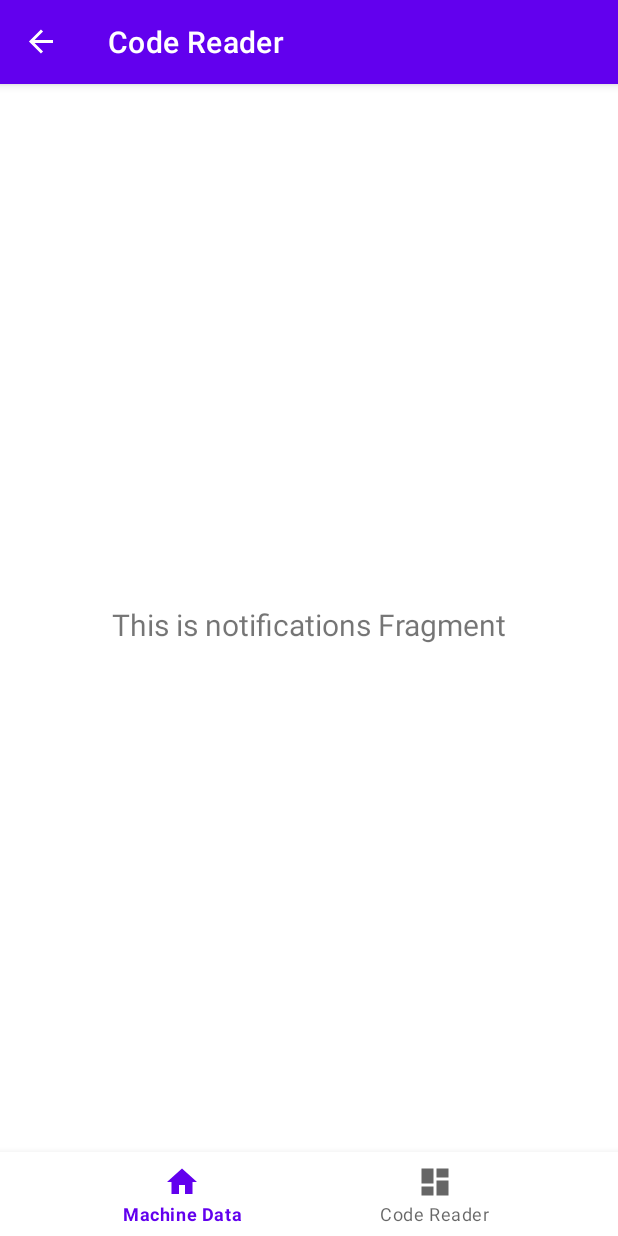
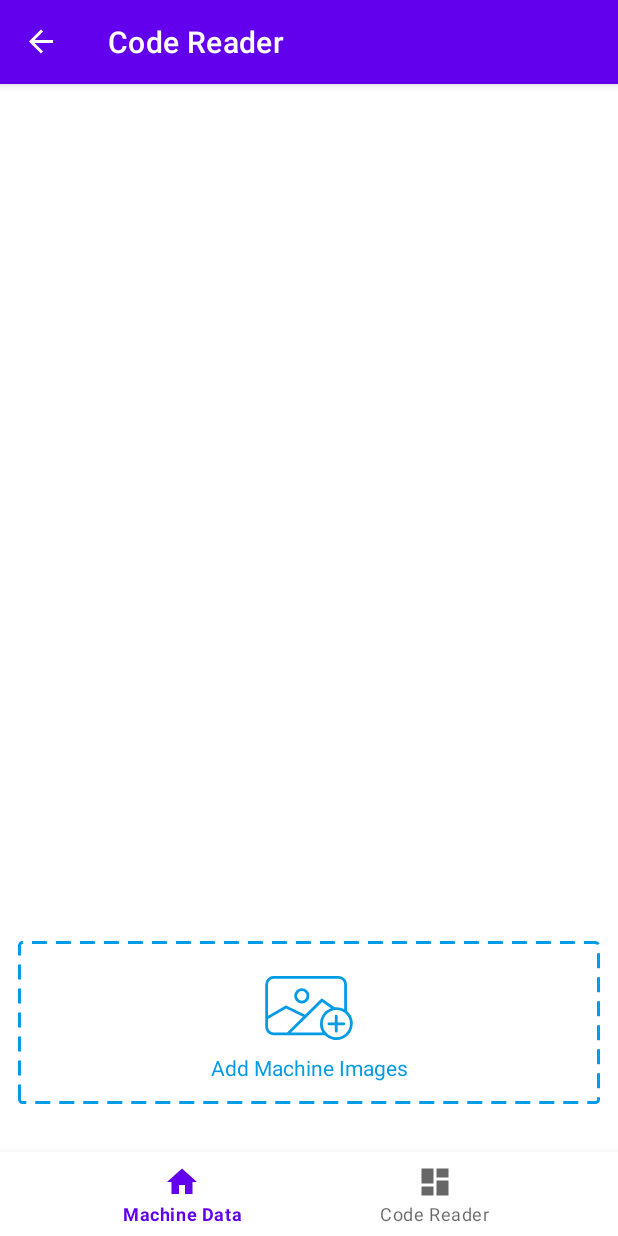
Before and after one commit to alqayyim/ImageMachine, an Android app: the MachineDetailFragment screen opened through its navigation route, on a phone screen of 412 x 824 dp. Run offline under Robolectric (Android 15) with nearby library versions, the phone set to English and light mode, and no system bars; our stand-ins replace navigation-ui; libraries missing offline, so code that uses them is left out: com.permissionx.guolindev, gun0912.tedimagepicker.builder.

Commit message:
get image from gallery

```diff
--- a/app/build.gradle
+++ b/app/build.gradle
@@ -33,6 +33,9 @@ android {
     buildFeatures {
         viewBinding true
     }
+    dataBinding {
+        enabled = true
+    }
 }
 
 dependencies {
@@ -44,7 +47,9 @@ dependencies {
     implementation 'androidx.constraintlayout:constraintlayout:2.1.4'
     implementation 'androidx.lifecycle:lifecycle-livedata-ktx:2.6.1'
     implementation 'androidx.lifecycle:lifecycle-viewmodel-ktx:2.6.1'
+    implementation 'com.guolindev.permissionx:permissionx:1.7.1'
 
+    implementation 'io.github.ParkSangGwon:tedimagepicker:1.4.2'
     // koin dependency injection
     implementation 'io.insert-koin:koin-android:3.2.1'
     implementation 'io.insert-koin:koin-core:3.2.1'
--- a/app/src/main/java/com/example/imagemachine/presentation/detail/MachineDetailFragment.kt
+++ b/app/src/main/java/com/example/imagemachine/presentation/detail/MachineDetailFragment.kt
@@ -1,42 +1,66 @@
 package com.example.imagemachine.presentation.detail
 
 import android.os.Bundle
-import android.view.LayoutInflater
 import android.view.View
-import android.view.ViewGroup
-import android.widget.TextView
 import androidx.fragment.app.Fragment
-import androidx.lifecycle.ViewModelProvider
-import com.example.imagemachine.databinding.FragmentNotificationsBinding
+import com.example.core.toast
+import android.Manifest
+import android.util.Log
+import androidx.recyclerview.widget.GridLayoutManager
+import com.example.core.navigateTo
+import com.example.core.px
+import com.example.domain.model.MachineImage
+import com.example.imagemachine.R
+import com.example.imagemachine.databinding.FragmentMachineDetailBinding
+import com.example.imagemachine.presentation.home.MachineViewModel
+import com.example.imagemachine.presentation.home.adapter.MachineAdapter
+import com.example.imagemachine.utils.HorizontalSpaceItemDecoration
+import com.example.imagemachine.utils.VerticalSpaceItemDecoration
+import com.example.imagemachine.utils.delegate.viewBinding
+import com.permissionx.guolindev.PermissionX
+import gun0912.tedimagepicker.builder.TedImagePicker
+import org.koin.androidx.viewmodel.ext.android.viewModel
 
-class MachineDetailFragment : Fragment() {
+class MachineDetailFragment : Fragment(R.layout.fragment_machine_detail) {
 
-    private var _binding: FragmentNotificationsBinding? = null
-
-    // This property is only valid between onCreateView and
-    // onDestroyView.
-    private val binding get() = _binding!!
-
-    override fun onCreateView(
-        inflater: LayoutInflater,
-        container: ViewGroup?,
-        savedInstanceState: Bundle?
-    ): View {
-        val notificationsViewModel =
-            ViewModelProvider(this).get(MachineDetailViewModel::class.java)
-
-        _binding = FragmentNotificationsBinding.inflate(inflater, container, false)
-        val root: View = binding.root
-
-        val textView: TextView = binding.textNotifications
-        notificationsViewModel.text.observe(viewLifecycleOwner) {
-            textView.text = it
-        }
-        return root
+    private val binding by viewBinding(FragmentMachineDetailBinding::bind)
+    private val viewModel: MachineViewModel by viewModel()
+    private val thumbnailAdapter by lazy {
+        ThumbnailAdapter(
+            onClick = {
+                navigateTo(R.id.action_to_detail)
+            }
+        )
     }
 
-    override fun onDestroyView() {
-        super.onDestroyView()
-        _binding = null
+    override fun onViewCreated(view: View, savedInstanceState: Bundle?) {
+        super.onViewCreated(view, savedInstanceState)
+        setupThumbnailAdapter()
+        binding.layoutAddImage.setOnClickListener {
+            PermissionX.init(requireActivity())
+                .permissions(Manifest.permission.READ_EXTERNAL_STORAGE, Manifest.permission.CAMERA)
+                .request { allGranted, grantedList, deniedList ->
+                    if (allGranted) {
+                        toast("All permissions are granted")
+                        TedImagePicker.with(requireContext())
+                            .startMultiImage { uriList ->
+                                Log.d("machinedetail", "uriLilst: $uriList")
+                                val machineImages = uriList.map { MachineImage(it) }
+                                thumbnailAdapter.submitList(machineImages)
+                                // showMultiImage(uriList)
+                            }
+                    } else {
+                        toast("These permissions are denied: $deniedList")
+                    }
+                }
+        }
+    }
+
+    private fun setupThumbnailAdapter() {
+        binding.rvThumbnail.run {
+            addItemDecoration(VerticalSpaceItemDecoration(2.px))
+            layoutManager = GridLayoutManager(requireContext(), 4)
+            adapter = thumbnailAdapter
+        }
     }
 }
--- a/app/src/main/java/com/example/imagemachine/presentation/home/MachineFragment.kt
+++ b/app/src/main/java/com/example/imagemachine/presentation/home/MachineFragment.kt
@@ -64,9 +64,7 @@ class MachineFragment : Fragment(R.layout.fragment_machine) {
         observeData(viewModel.machineLiveData) { result ->
             result?.let {
                 when (it) {
-                    is Resource.Success -> {
-                        machineAdapter.submitList(it.data)
-                    }
+                    is Resource.Success -> machineAdapter.submitList(it.data)
                     is Resource.Error -> toast("${it.error.message}")
                     else -> {}
                 }
--- /dev/null
+++ b/app/src/main/res/drawable/dot_border_grey_background.xml
@@ -0,0 +1,11 @@
+<?xml version="1.0" encoding="utf-8"?>
+<shape xmlns:android="http://schemas.android.com/apk/res/android">
+    <stroke
+        android:width="2dp"
+        android:color="@color/light_blue"
+        android:dashWidth="10dp"
+        android:dashGap="6dp"/>
+    <padding android:left="7dp" android:top="7dp"
+        android:right="7dp" android:bottom="7dp" />
+    <corners android:radius="2dp" />
+</shape>
--- /dev/null
+++ b/app/src/main/res/drawable/ic_add_images.xml
@@ -0,0 +1,5 @@
+<vector xmlns:android="http://schemas.android.com/apk/res/android" android:height="48dp" android:viewportHeight="512" android:viewportWidth="512" android:width="48dp">
+    <path android:fillColor="#039BE5" android:pathData="M215.255,230.108a43.184,43.184 0,1 0,-43.184 -43.184A43.233,43.233 0,0 0,215.255 230.108ZM215.255,159.74a27.184,27.184 0,1 1,-27.184 27.184A27.215,27.215 0,0 1,215.255 159.74Z"/>
+    <path android:fillColor="#039BE5" android:pathData="M454,338H419V303a8,8 0,0 0,-16 0v35H369a8,8 0,0 0,0 16h34v34a8,8 0,0 0,16 0V354h35a8,8 0,0 0,0 -16Z"/>
+    <path android:fillColor="#039BE5" android:pathData="M472,273.129L472,121.724C472,95.256 450.209,74 423.741,74L54.753,74A47.608,47.608 0,0 0,7 121.724L7,362.829C7,389.3 28.286,411 54.753,411L345.639,411a93.6,93.6 0,0 0,159.737 -66.176C505.376,316.084 492,290.293 472,273.129ZM54.753,90L423.741,90C441.386,90 456,104.079 456,121.724L456,262.3a93.081,93.081 0,0 0,-44.119 -11.016,95.1 95.1,0 0,0 -10.46,0.581L334.4,204.411a8.021,8.021 0,0 0,-10.249 0.822L233.827,294 128.85,242.84a7.764,7.764 0,0 0,-7.4 0.271L23,300.284L23,121.724A31.591,31.591 0,0 1,54.753 90ZM23,362.829L23,318.781L125.791,259.09l95.983,46.894L131.231,395L54.753,395A31.973,31.973 0,0 1,23 362.829ZM154.057,395 L330.578,221.42l49.888,35.3a93.737,93.737 0,0 0,-62.21 88.17c0,18.4 5.344,35.112 14.557,50.112ZM411.751,422.276a77.5,77.5 0,1 1,77.5 -77.495A77.583,77.583 0,0 1,411.751 422.276Z"/>
+</vector>
--- /dev/null
+++ b/app/src/main/res/drawable/outline_close_blue_24.xml
@@ -0,0 +1,4 @@
+<?xml version="1.0" encoding="utf-8"?>
+<selector xmlns:android="http://schemas.android.com/apk/res/android">
+
+</selector>
--- /dev/null
+++ b/app/src/main/res/layout/fragment_machine_detail.xml
@@ -0,0 +1,54 @@
+<?xml version="1.0" encoding="utf-8"?>
+<androidx.constraintlayout.widget.ConstraintLayout xmlns:android="http://schemas.android.com/apk/res/android"
+    xmlns:app="http://schemas.android.com/apk/res-auto"
+    xmlns:tools="http://schemas.android.com/tools"
+    android:layout_width="match_parent"
+    android:layout_height="match_parent"
+    tools:context=".presentation.detail.MachineDetailFragment">
+
+    <LinearLayout
+        android:id="@+id/layoutAddImage"
+        android:layout_width="match_parent"
+        android:layout_height="wrap_content"
+        android:gravity="center"
+        android:layout_marginHorizontal="12dp"
+        android:layout_marginBottom="32dp"
+        android:orientation="vertical"
+        android:visibility="visible"
+        app:layout_constraintBottom_toBottomOf="parent"
+        app:layout_constraintStart_toStartOf="parent"
+        app:layout_constraintEnd_toEndOf="parent"
+        tools:visibility="visible"
+        android:background="@drawable/dot_border_grey_background">
+
+        <androidx.recyclerview.widget.RecyclerView
+            android:id="@+id/rvThumbnail"
+            android:layout_width="match_parent"
+            android:layout_height="wrap_content"
+            tools:itemCount="2"/>
+
+        <androidx.appcompat.widget.AppCompatImageView
+            android:id="@+id/ivAddImage"
+            android:layout_width="60dp"
+            android:layout_height="60dp"
+            android:layout_marginTop="8dp"
+            android:scaleType="centerCrop"
+            app:layout_constraintEnd_toEndOf="parent"
+            app:layout_constraintStart_toStartOf="parent"
+            app:layout_constraintTop_toTopOf="parent"
+            app:srcCompat="@drawable/ic_add_images" />
+
+        <TextView
+            android:id="@+id/tvAddImagesLabel"
+            android:layout_width="match_parent"
+            android:layout_height="wrap_content"
+            style="@style/TextAppearance.AppCompat.Body1"
+            android:gravity="center"
+            android:textColor="@color/light_blue"
+            android:layout_marginBottom="8dp"
+            android:text="Add Machine Images"
+            app:layout_constraintBottom_toBottomOf="parent"
+            app:layout_constraintTop_toBottomOf="@+id/ivAddImage" />
+    </LinearLayout>
+
+</androidx.constraintlayout.widget.ConstraintLayout>
--- a/app/src/main/res/layout/fragment_notifications.xml
+++ /dev/null
@@ -1,22 +0,0 @@
-<?xml version="1.0" encoding="utf-8"?>
-<androidx.constraintlayout.widget.ConstraintLayout xmlns:android="http://schemas.android.com/apk/res/android"
-    xmlns:app="http://schemas.android.com/apk/res-auto"
-    xmlns:tools="http://schemas.android.com/tools"
-    android:layout_width="match_parent"
-    android:layout_height="match_parent"
-    tools:context=".presentation.detail.MachineDetailFragment">
-
-    <TextView
-        android:id="@+id/text_notifications"
-        android:layout_width="match_parent"
-        android:layout_height="wrap_content"
-        android:layout_marginStart="8dp"
-        android:layout_marginTop="8dp"
-        android:layout_marginEnd="8dp"
-        android:textAlignment="center"
-        android:textSize="20sp"
-        app:layout_constraintBottom_toBottomOf="parent"
-        app:layout_constraintEnd_toEndOf="parent"
-        app:layout_constraintStart_toStartOf="parent"
-        app:layout_constraintTop_toTopOf="parent" />
-</androidx.constraintlayout.widget.ConstraintLayout>
--- a/app/src/main/res/values/colors.xml
+++ b/app/src/main/res/values/colors.xml
@@ -7,4 +7,6 @@
     <color name="teal_700">#FF018786</color>
     <color name="black">#FF000000</color>
     <color name="white">#FFFFFFFF</color>
+    <color name="light_blue">#039BE5</color>
+
 </resources>
--- /dev/null
+++ b/domain/src/main/java/com/example/domain/model/MachineImage.kt
@@ -0,0 +1,5 @@
+package com.example.domain.model
+
+import android.net.Uri
+
+data class MachineImage(val uri: Uri)
--- a/domain/src/main/java/com/example/domain/model/MachineItem.kt
+++ b/domain/src/main/java/com/example/domain/model/MachineItem.kt
@@ -7,5 +7,6 @@ data class MachineItem(
     val machineName: String,
     val machineType: String,
     val machineQRCodeNumber: Int,
-    val lastMaintainedDate: Date
+    val lastMaintainedDate: Date,
+    val images: List<String>? = null
 )
--- a/gradle.properties
+++ b/gradle.properties
@@ -21,3 +21,4 @@ kotlin.code.style=official
 # resources declared in the library itself and none from the library's dependencies,
 # thereby reducing the size of the R class for that library
 android.nonTransitiveRClass=true
+android.enableJetifier=true
```
Also changed, not shown: app/src/main/AndroidManifest.xml (+8 -0 lines), app/src/main/java/com/example/imagemachine/presentation/detail/ThumbnailAdapter.kt (added, +58 -0 lines), app/src/main/res/drawable/ic_close.xml (added, +9 -0 lines), app/src/main/res/layout/item_thumbnail.xml (added, +37 -0 lines).
